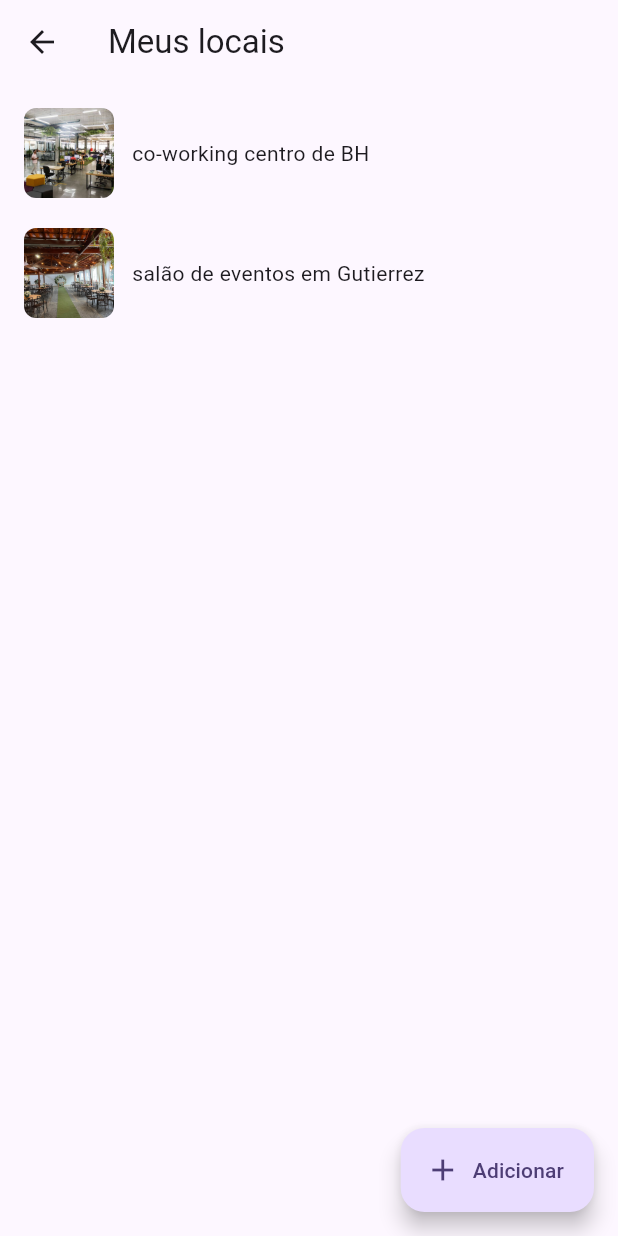
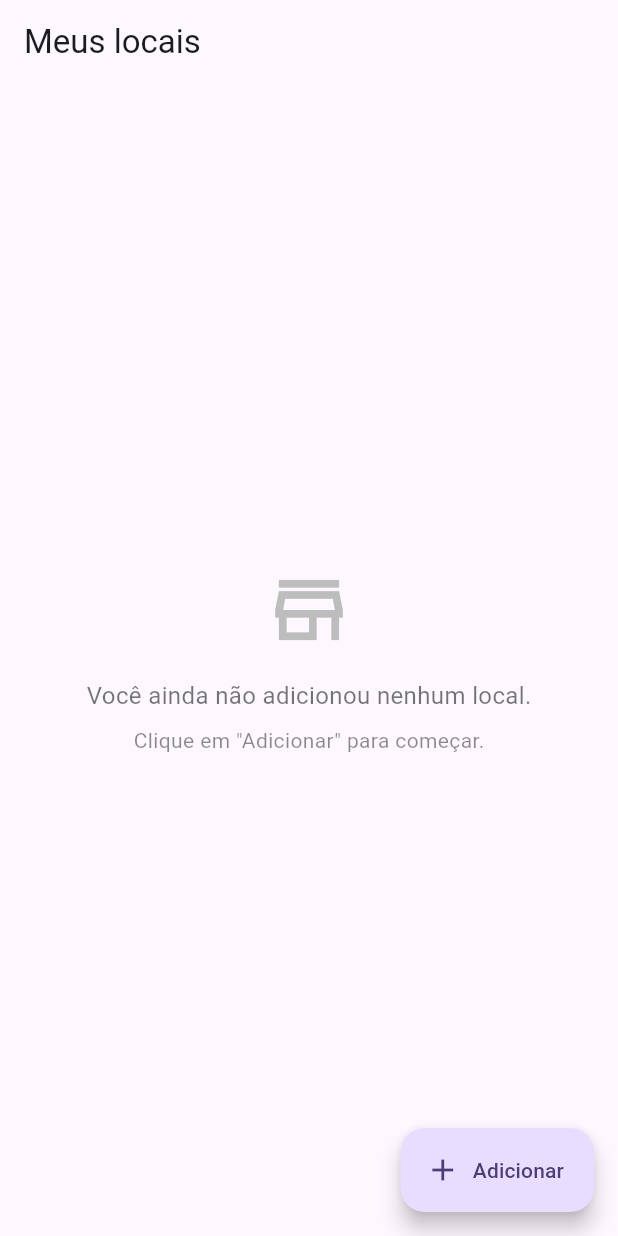
Before and after one commit to ArthurRodPaula/Espaco-Ja, a Flutter app: the MeusLocaisScreen screen opened directly, on a phone screen of 412 x 824 dp. Run offline on Flutter 3.47's test engine with Material 3 defaults, Android fonts, the phone set to English and light mode, and no system bars; our stand-ins replace cloud_firestore, cloud_functions, firebase_auth, firebase_core, firebase_storage, flutter_map and 3 more; accounts and stored records are empty; network calls fail.

Commit message:
meus locais melhorados, mas ta incompleto

```diff
--- a/lib/models/local_model.dart
+++ b/lib/models/local_model.dart
@@ -30,6 +30,38 @@ class LocalModel {
     this.createdAt,
     this.updatedAt,
   });
+
+  LocalModel copyWith({
+    String? id,
+    String? ownerUid,
+    String? nome,
+    String? descricao,
+    String? endereco,
+    String? cidade,
+    String? uf,
+    int? capacidade,
+    double? precoHora,
+    List<String>? fotos,
+    bool? ativo,
+    Timestamp? createdAt,
+    Timestamp? updatedAt,
+  }) {
+    return LocalModel(
+      id: id ?? this.id,
+      ownerUid: ownerUid ?? this.ownerUid,
+      nome: nome ?? this.nome,
+      descricao: descricao ?? this.descricao,
+      endereco: endereco ?? this.endereco,
+      cidade: cidade ?? this.cidade,
+      uf: uf ?? this.uf,
+      capacidade: capacidade ?? this.capacidade,
+      precoHora: precoHora ?? this.precoHora,
+      fotos: fotos ?? this.fotos,
+      ativo: ativo ?? this.ativo,
+      createdAt: createdAt ?? this.createdAt,
+      updatedAt: updatedAt ?? this.updatedAt,
+    );
+  }
 
   factory LocalModel.fromFirestore(DocumentSnapshot<Map<String, dynamic>> doc) {
     final d = doc.data()!;
--- a/lib/screens/spaces/meus_locais_page.dart
+++ b/lib/screens/spaces/meus_locais_page.dart
@@ -1,7 +1,9 @@
 import 'package:espaco_ja/screens/spaces/add_editar_local_page.dart';
+import 'package:espaco_ja/services/firestore_service.dart';
 import 'package:flutter/material.dart';
 import 'package:flutter_map/flutter_map.dart';
 import 'package:latlong2/latlong.dart';
+import '../../models/local_model.dart';
 
 
 
@@ -409,53 +411,84 @@ class DetalhesCoworkingScreen extends StatelessWidget {
 /// =======================
 /// LISTA DE LOCAIS (com botão "Adicionar")
 /// =======================
-class MeusLocaisScreen extends StatelessWidget {
+class MeusLocaisScreen extends StatefulWidget {
   const MeusLocaisScreen({super.key});
+
+  @override
+  State<MeusLocaisScreen> createState() => _MeusLocaisScreenState();
+}
+
+class _MeusLocaisScreenState extends State<MeusLocaisScreen> {
+  final FirestoreService _firestoreService = FirestoreService();
 
   @override
   Widget build(BuildContext context) {
     return Scaffold(
-      appBar: AppBar(title: const Text('Meus locais'), leading: const BackButton()),
+      appBar: AppBar(
+        title: const Text('Meus locais'),
+        // O BackButton é desnecessário se esta tela faz parte da navegação por abas
+        automaticallyImplyLeading: false,
+      ),
+      body: StreamBuilder<List<LocalModel>>(
+        stream: _firestoreService.meusLocais(),
+        builder: (context, snapshot) {
+          if (snapshot.connectionState == ConnectionState.waiting) {
+            return const Center(child: CircularProgressIndicator());
+          }
+          if (snapshot.hasError) {
+            return Center(child: Text('Erro: ${snapshot.error}'));
+          }
+          final locais = snapshot.data ?? [];
 
-      body: Padding(
-        padding: const EdgeInsets.all(16),
-        child: Column(
-          children: [
-            InkWell(
-              onTap: () => Navigator.push(
-                context,
-                MaterialPageRoute(builder: (_) => const DetalhesCoworkingScreen()),
-              ),
-              child: Row(
+          if (locais.isEmpty) {
+            return Center(
+              child: Column(
+                mainAxisSize: MainAxisSize.min,
                 children: [
-                  ClipRRect(
-                    borderRadius: BorderRadius.circular(8),
-                    child: Image.asset('assets/images/cowork.jpg', width: 60, height: 60, fit: BoxFit.cover),
+                  Icon(Icons.store_mall_directory_outlined, size: 60, color: Colors.grey[400]),
+                  const SizedBox(height: 16),
+                  const Text(
+                    'Você ainda não adicionou nenhum local.',
+                    style: TextStyle(fontSize: 16, color: Colors.black54),
                   ),
-                  const SizedBox(width: 12),
-                  const Expanded(child: Text('co‑working centro de BH')),
+                  const SizedBox(height: 8),
+                  const Text(
+                    'Clique em "Adicionar" para começar.',
+                    style: TextStyle(color: Colors.black45),
+                  ),
                 ],
               ),
-            ),
-            const SizedBox(height: 20),
-            InkWell(
-              onTap: () => Navigator.push(
-                context,
-                MaterialPageRoute(builder: (_) => const DetalhesSalaoScreen()),
-              ),
-              child: Row(
-                children: [
-                  ClipRRect(
-                    borderRadius: BorderRadius.circular(8),
-                    child: Image.asset('assets/images/salao.jpeg', width: 60, height: 60, fit: BoxFit.cover),
-                  ),
-                  const SizedBox(width: 12),
-                  const Expanded(child: Text('salão de eventos em Gutierrez')),
-                ],
-              ),
-            ),
-          ],
-        ),
+            );
+          }
+
+          return ListView.builder(
+            padding: const EdgeInsets.all(16),
+            itemCount: locais.length,
+            itemBuilder: (context, index) {
+              final local = locais[index];
+              return Card(
+                margin: const EdgeInsets.only(bottom: 12),
+                child: ListTile(
+                  leading: local.fotos.isNotEmpty
+                      ? ClipRRect(
+                          borderRadius: BorderRadius.circular(8),
+                          child: Image.network(local.fotos.first, width: 60, height: 60, fit: BoxFit.cover),
+                        )
+                      : const Icon(Icons.place, size: 40), // Placeholder para imagem
+                  title: Text(local.nome),
+                  subtitle: Text(local.descricao ?? 'Sem descrição'),
+                  trailing: const Icon(Icons.chevron_right),
+                  onTap: () {
+                    Navigator.push(
+                      context,
+                      MaterialPageRoute(builder: (_) => AddEditarLocalScreen(local: local)),
+                    );
+                  },
+                ),
+              );
+            },
+          );
+        },
       ),
 
       // ✅ Botão de adicionar que leva à tela de formulário
--- a/lib/services/firestore_service.dart
+++ b/lib/services/firestore_service.dart
@@ -19,6 +19,16 @@ class FirestoreService {
 
   Future<void> removerLocal(String id) async {
     await _db.collection('locais').doc(id).delete();
+  }
+
+  /// Gera um novo ID de documento único para a coleção 'locais'.
+  String getNewId() {
+    return _db.collection('locais').doc().id;
+  }
+
+  /// Adiciona um local usando um ID pré-definido.
+  Future<void> adicionarLocalComId(LocalModel local) async {
+    await _db.collection('locais').doc(local.id).set(local.toMapForCreate());
   }
 
   Stream<List<LocalModel>> listarLocaisAtivos({String? cidade}) {
```
Also changed, not shown: lib/screens/spaces/add_editar_local_page.dart (+128 -33 lines), lib/screens/spaces/storage_service.dart (added, +42 -0 lines), Capturar.PNG (added), Capturassr.PNG (added), Casss.PNG (added), errobizarro.PNG (added), sear.PNG (added), ssssar.PNG (added).
